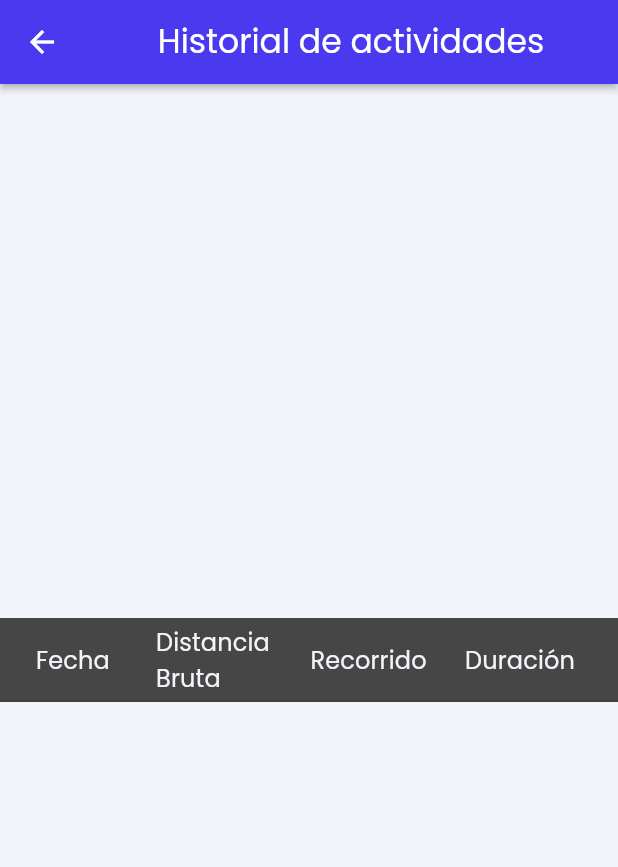
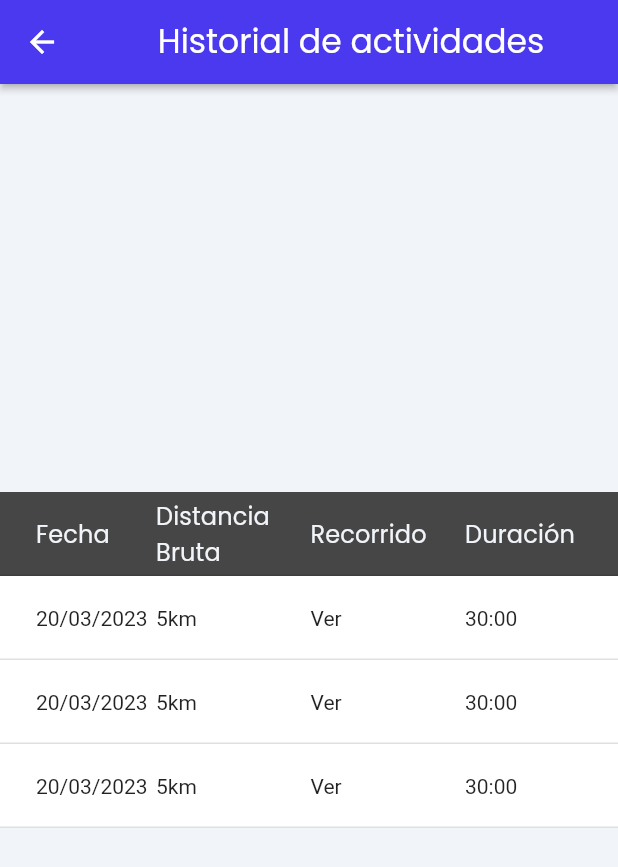
Before and after one commit to pedrotero/tracker_app, a Flutter app: the HistorialWidget screen opened by its route, on a phone screen of 412 x 824 dp. Shown: the top 867 px of the screen. Run offline on Flutter 3.47's test engine with Material 2 defaults, Android fonts, the phone set to English and light mode, and no system bars; drawn by our look-alikes of data_table_2; our stand-ins replace auto_size_text, font_awesome_flutter, from_css_color, geolocator, get, go_router and 6 more; missing offline and left inert: json_path; accounts and stored records are empty.

Commit message:
dummy data

```diff
--- a/lib/pages/historial.dart
+++ b/lib/pages/historial.dart
@@ -16,6 +16,9 @@ class HistorialWidget extends StatefulWidget {
 class _HistorialWidgetState extends State<HistorialWidget> {
   final scaffoldKey = GlobalKey<ScaffoldState>();
   final _unfocusNode = FocusNode();
+
+  int randomIndex = 3;
+  int randomItem = 3;
 
   @override
   void initState() {
@@ -129,68 +132,44 @@ class _HistorialWidgetState extends State<HistorialWidget> {
                             ),
                           ),
                         ],
-                        rows: random
-                            .mapIndexed((randomIndex, randomItem) => [
-                                  Align(
-                                    alignment: AlignmentDirectional(0.0, 0.0),
-                                    child: Text(
-                                      'Edit Column 1',
-                                      style: FlutterFlowTheme.of(context)
-                                          .bodyText1
-                                          .override(
-                                            fontFamily: 'Poppins',
-                                            color: FlutterFlowTheme.of(context)
-                                                .secondaryText,
-                                          ),
-                                    ),
-                                  ),
-                                  Align(
-                                    alignment: AlignmentDirectional(0.0, 0.0),
-                                    child: Text(
-                                      '',
-                                      style: FlutterFlowTheme.of(context)
-                                          .bodyText1
-                                          .override(
-                                            fontFamily: 'Poppins',
-                                            color: FlutterFlowTheme.of(context)
-                                                .secondaryText,
-                                          ),
-                                    ),
-                                  ),
-                                  InkWell(
-                                    onTap: () async {
-                                      context.pushNamed('HistorialInspec');
-                                    },
-                                    child: Align(
-                                      alignment: AlignmentDirectional(0.0, 0.0),
-                                      child: Text(
-                                        'Ver',
-                                        textAlign: TextAlign.center,
-                                        style: FlutterFlowTheme.of(context)
-                                            .bodyText1
-                                            .override(
-                                              fontFamily: 'Poppins',
-                                              color: Color(0xFF0A6C19),
-                                            ),
-                                      ),
-                                    ),
-                                  ),
-                                  Align(
-                                    alignment: AlignmentDirectional(0.0, 0.0),
-                                    child: Text(
-                                      'Edit Column 4',
-                                      style: FlutterFlowTheme.of(context)
-                                          .bodyText1
-                                          .override(
-                                            fontFamily: 'Poppins',
-                                            color: FlutterFlowTheme.of(context)
-                                                .secondaryText,
-                                          ),
-                                    ),
-                                  ),
-                                ].map((c) => DataCell(c)).toList())
-                            .map((e) => DataRow(cells: e))
-                            .toList(),
+                        rows: <DataRow>[
+                          DataRow(
+                            cells: <DataCell>[
+                              DataCell(Text('20/03/2023')),
+                              DataCell(Text('5km')),
+                              DataCell(InkWell(
+                                  child: Text('Ver'),
+                                  onTap: () async {
+                                    context.pushNamed('HistorialInspec');
+                                  })),
+                              DataCell(Text('30:00')),
+                            ],
+                          ),
+                          DataRow(
+                            cells: <DataCell>[
+                              DataCell(Text('20/03/2023')),
+                              DataCell(Text('5km')),
+                              DataCell(InkWell(
+                                  child: Text('Ver'),
+                                  onTap: () async {
+                                    context.pushNamed('HistorialInspec');
+                                  })),
+                              DataCell(Text('30:00')),
+                            ],
+                          ),
+                          DataRow(
+                            cells: <DataCell>[
+                              DataCell(Text('20/03/2023')),
+                              DataCell(Text('5km')),
+                              DataCell(InkWell(
+                                  child: Text('Ver'),
+                                  onTap: () async {
+                                    context.pushNamed('HistorialInspec');
+                                  })),
+                              DataCell(Text('30:00')),
+                            ],
+                          ),
+                        ],
                         headingRowColor: MaterialStateProperty.all(
                           Color(0xFF464646),
                         ),
```
Also changed, not shown: lib/pages/in_action.dart (+31 -0 lines), lib/pages/segmentable.dart (+14 -25 lines), lib/pages/segmentos.dart (+38 -62 lines).
